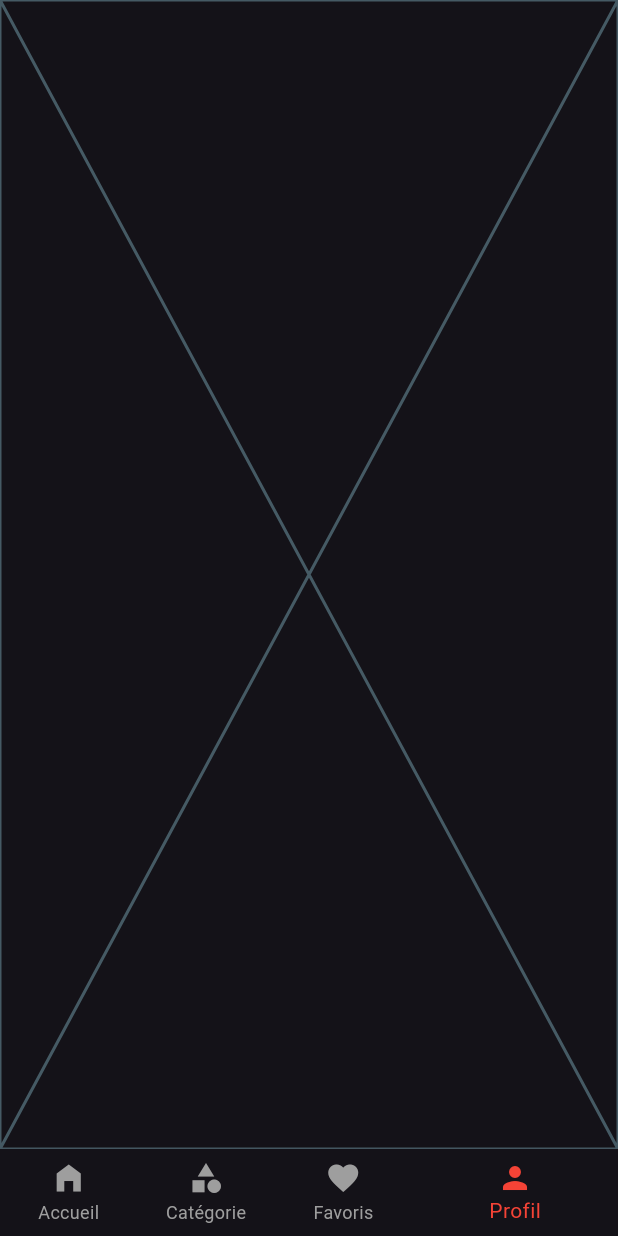
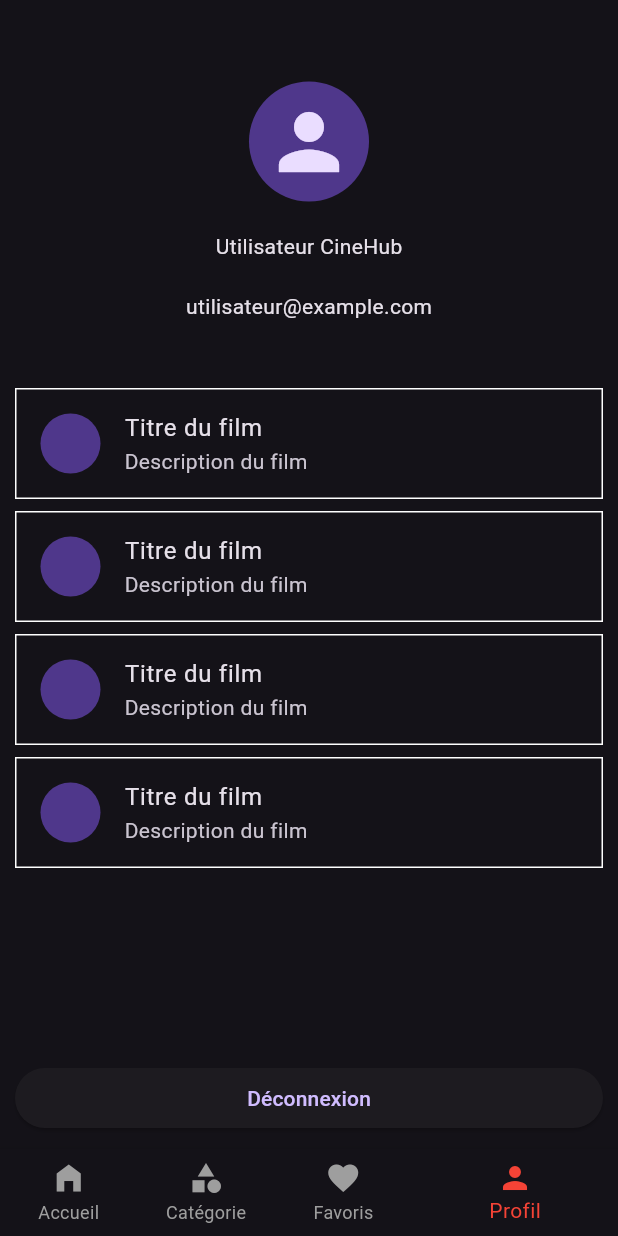
Before and after one commit to Ananijosue19/cinebox, a Flutter app: the screen it shows after launch, item 4 of the bottom bar chosen, on a phone screen of 412 x 824 dp. Run offline on Flutter 3.47's test engine with Material 3 defaults, Android fonts, the phone set to English and light mode, and no system bars; our stand-ins replace emoji_picker_flutter; network calls fail.

Commit message:
feat: Build initial UI for Profile and Favorite screens
Implements the basic user interface for the `Profil` and `Favorie` screens, replacing the previous placeholder widgets.

- **Profil Screen:**
    - Adds a `Scaffold` with a user information section at the top, including an avatar, username, and email.
    - Includes a `ListView.builder` to display a hardcoded list of favorite movies.
    - Adds a "Déconnexion" (Logout) button at the bottom.

- **Favorite Screen:**
    - Replaces the `Placeholder` with a `Scaffold`.
    - Adds an `AppBar` with a title ("Favorie") and a subtitle ("Explorez par genre").

```diff
--- a/lib/presentation/screens/favorie.dart
+++ b/lib/presentation/screens/favorie.dart
@@ -5,6 +5,22 @@ class Favorie extends StatelessWidget {
 
   @override
   Widget build(BuildContext context) {
-    return const Placeholder();
+    return Scaffold(
+      appBar: AppBar(
+        title: Column(
+          mainAxisSize: MainAxisSize.min,
+          spacing: 10,
+          crossAxisAlignment: CrossAxisAlignment.start,
+          children: [
+            Text(
+              "Favorie",
+              style: TextStyle(fontWeight: FontWeight.bold, fontSize: 14),
+            ),
+            Text("Explorez par genre", style: TextStyle(fontSize: 12)),
+          ],
+        ),
+      ),
+      body: Center(),
+    );
   }
 }
--- a/lib/presentation/screens/profil.dart
+++ b/lib/presentation/screens/profil.dart
@@ -5,6 +5,56 @@ class Profil extends StatelessWidget {
 
   @override
   Widget build(BuildContext context) {
-    return const Placeholder();
+    return Scaffold(
+      body: Padding(
+        padding: const EdgeInsets.all(10.0),
+        child: Column(
+          children: [
+            Expanded(
+              flex: 1,
+              child: Column(
+                spacing: 20,
+                mainAxisAlignment: MainAxisAlignment.center,
+                children: [
+                  CircleAvatar(radius: 40, child: Icon(Icons.person, size: 60)),
+                  Text("Utilisateur CineHub"),
+                  Text("utilisateur@example.com"),
+                ],
+              ),
+            ),
+            Expanded(
+              flex: 2,
+              child: Column(
+                children: [
+                  Expanded(
+                    child: ListView.builder(
+                      itemCount: 4,
+                      itemBuilder: (context, index) {
+                        return Padding(
+                          padding: const EdgeInsets.only(bottom: 8.0),
+                          child: ListTile(
+                            shape: Border.all(color: Colors.white),
+                            leading: CircleAvatar(),
+                            title: Text("Titre du film"),
+                            subtitle: Text("Description du film"),
+                          ),
+                        );
+                      },
+                    ),
+                  ),
+                  Container(
+                    width: double.infinity,
+                    child: ElevatedButton(
+                      onPressed: () {},
+                      child: Text("Déconnexion"),
+                    ),
+                  ),
+                ],
+              ),
+            ),
+          ],
+        ),
+      ),
+    );
   }
 }
```
